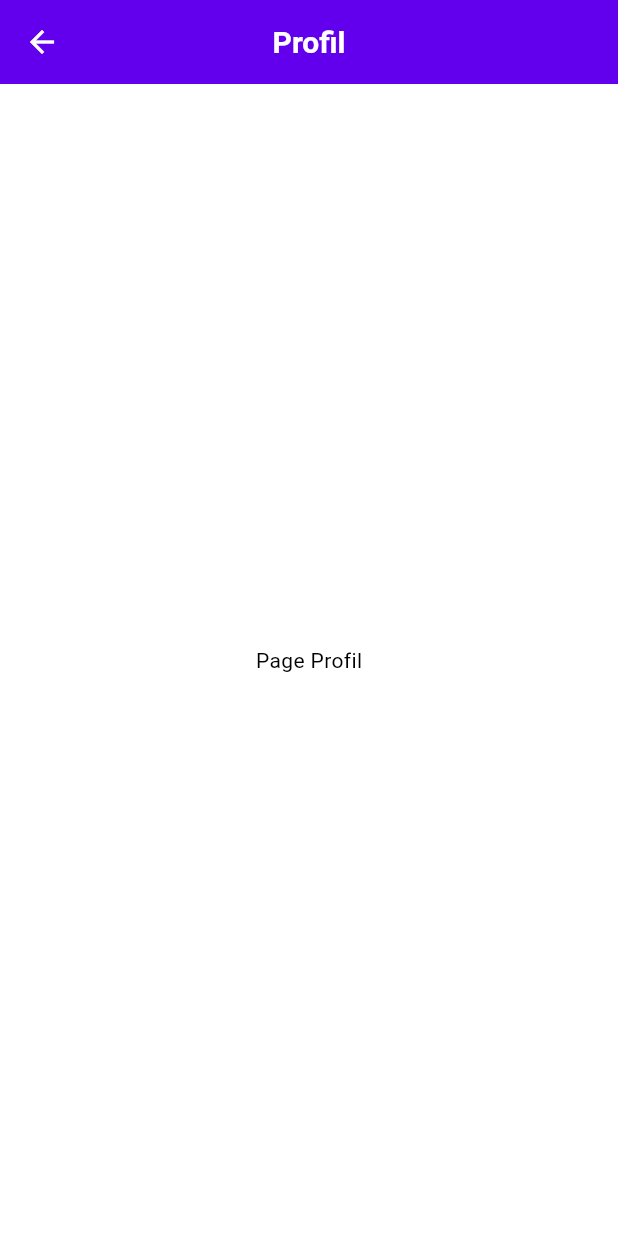
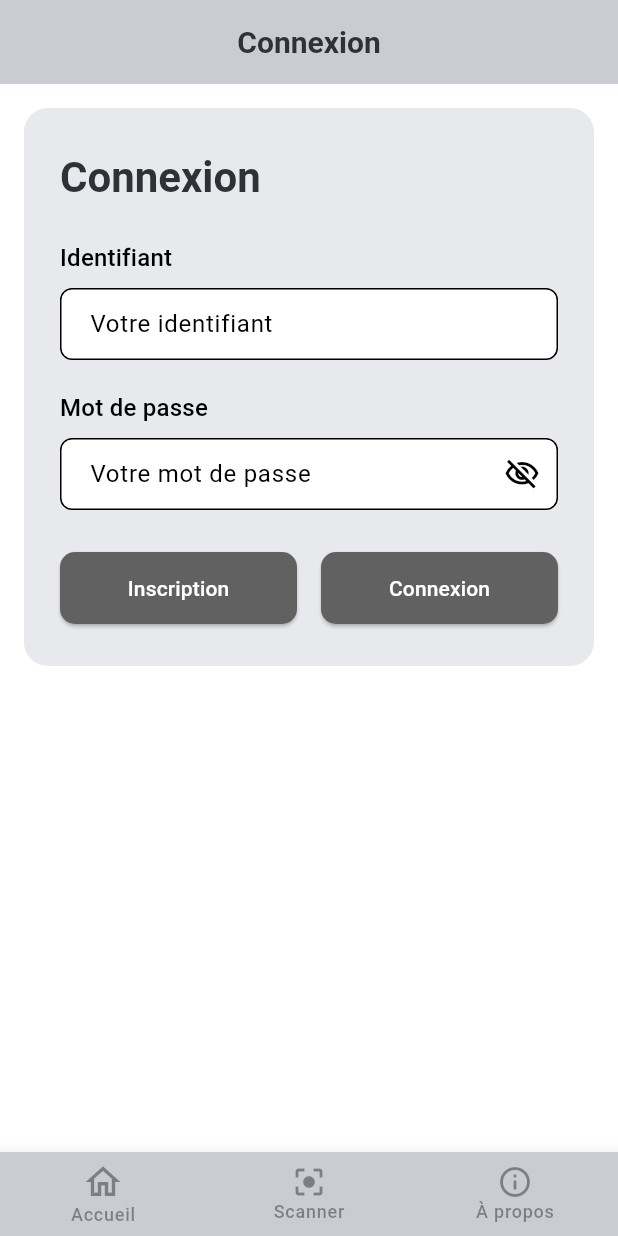
Before and after one commit to Gabin57/SAE_501, a Flutter app: the screen it shows after launch, after a tap on the "person" icon, on a phone screen of 412 x 824 dp. Run offline on Flutter 3.47's test engine with Material 3 defaults, Android fonts, the phone set to English and light mode, and no system bars; network calls fail.

Commit message:
créations pages

```diff
--- a/scan_flutter/lib/src/pages/accueil.dart
+++ b/scan_flutter/lib/src/pages/accueil.dart
@@ -1,7 +1,9 @@
 import 'package:flutter/material.dart';
-import 'package:scan_flutter/src/pages/profil.dart';
+
+import 'package:scan_flutter/src/pages/connexion.dart';
 import 'package:scan_flutter/src/style/colors.dart';
 import 'package:scan_flutter/src/widgets/search_bar.dart';
+import 'package:scan_flutter/src/widgets/app_bottom_navigation.dart';
 
 class AccueilPage extends StatefulWidget {
   const AccueilPage({super.key});
@@ -19,7 +21,6 @@ class _AccueilPageState extends State<AccueilPage> {
   // Palette et tailles centralisées
   static const _appBarBg = AppColors.appBarBg;
   static const _tileBg = AppColors.tileBg;
-  static const _bottomBarBg = AppColors.bottomBarBg;
   static const _iconMuted = AppColors.iconMuted;
   static const _labelBg = AppColors.labelBg;
   static const _placeholderBg = AppColors.placeholderBg;
@@ -76,6 +77,7 @@ class _AccueilPageState extends State<AccueilPage> {
         surfaceTintColor: Colors.transparent,
         foregroundColor: _textDark,
         iconTheme: const IconThemeData(color: _textDark),
+        automaticallyImplyLeading: false,
         titleTextStyle:
             Theme.of(context).textTheme.titleLarge?.copyWith(color: _textDark),
         title: const Text('Code des Panneaux'),
@@ -84,12 +86,7 @@ class _AccueilPageState extends State<AccueilPage> {
         actions: [
           IconButton(
               onPressed: () {
-                Navigator.push(
-                  context,
-                  MaterialPageRoute<void>(
-                    builder: (context) => const ProfilPage(),
-                  ),
-                );
+                Navigator.pushNamed(context, ConnexionPage.routeName);
               },
               iconSize: 30,
               padding: const EdgeInsets.symmetric(horizontal: 12),
@@ -123,27 +120,7 @@ class _AccueilPageState extends State<AccueilPage> {
           ),
         ],
       ),
-      bottomNavigationBar: BottomNavigationBar(
-        backgroundColor: _bottomBarBg,
-        selectedItemColor: _textDark,
-        unselectedItemColor: _textDark,
-        showSelectedLabels: true,
-        showUnselectedLabels: true,
-        selectedLabelStyle:
-            Theme.of(context).textTheme.labelMedium?.copyWith(color: _textDark),
-        unselectedLabelStyle:
-            Theme.of(context).textTheme.labelMedium?.copyWith(color: _textDark),
-        selectedIconTheme: const IconThemeData(size: 28, color: _textDark),
-        unselectedIconTheme: const IconThemeData(size: 24, color: _textDark),
-        items: const [
-          BottomNavigationBarItem(
-              icon: Icon(Icons.home_outlined), label: 'Accueil'),
-          BottomNavigationBarItem(
-              icon: Icon(Icons.center_focus_strong), label: 'Scanner'),
-          BottomNavigationBarItem(
-              icon: Icon(Icons.info_outline), label: 'À propos'),
-        ],
-      ),
+      bottomNavigationBar: const AppBottomNavigation(),
       /* floatingActionButton: FloatingActionButton(
         onPressed: _incrementCounter,
         tooltip: 'Increment',
--- a/scan_flutter/lib/src/pages/connexion.dart
+++ b/scan_flutter/lib/src/pages/connexion.dart
@@ -0,0 +1,160 @@
+import 'package:flutter/material.dart';
+import 'package:scan_flutter/src/style/colors.dart';
+import 'package:scan_flutter/src/pages/inscription.dart';
+import 'package:scan_flutter/src/widgets/app_bottom_navigation.dart';
+
+class ConnexionPage extends StatefulWidget {
+  const ConnexionPage({super.key});
+
+  static const routeName = '/connexion';
+
+  @override
+  State<ConnexionPage> createState() => _ConnexionPageState();
+}
+
+class _ConnexionPageState extends State<ConnexionPage> {
+  final TextEditingController _identifiantController = TextEditingController();
+  final TextEditingController _passwordController = TextEditingController();
+  bool _obscurePassword = true;
+
+  @override
+  void dispose() {
+    _identifiantController.dispose();
+    _passwordController.dispose();
+    super.dispose();
+  }
+
+  @override
+  Widget build(BuildContext context) {
+    const textDark = AppColors.textDark;
+
+    return Scaffold(
+      appBar: AppBar(
+        backgroundColor: AppColors.appBarBg,
+        surfaceTintColor: Colors.transparent,
+        foregroundColor: textDark,
+        iconTheme: const IconThemeData(color: textDark),
+        titleTextStyle:
+            Theme.of(context).textTheme.titleLarge?.copyWith(color: textDark),
+        title: const Text('Connexion'),
+        automaticallyImplyLeading: false,
+        elevation: 0,
+        scrolledUnderElevation: 0,
+      ),
+      body: SingleChildScrollView(
+        padding: const EdgeInsets.all(16),
+        child: Center(
+          child: ConstrainedBox(
+            constraints: const BoxConstraints(maxWidth: 520),
+            child: Container(
+              padding: const EdgeInsets.symmetric(horizontal: 24, vertical: 28),
+              decoration: BoxDecoration(
+                color: AppColors.placeholderBg,
+                borderRadius: BorderRadius.circular(16),
+              ),
+              child: Column(
+                crossAxisAlignment: CrossAxisAlignment.start,
+                children: [
+                  Text(
+                    'Connexion',
+                    style: Theme.of(context).textTheme.headlineMedium?.copyWith(
+                          color: AppColors.textDark,
+                          fontWeight: FontWeight.w600,
+                        ),
+                  ),
+                  const SizedBox(height: 24),
+                  Text(
+                    'Identifiant',
+                    style: Theme.of(context).textTheme.titleMedium,
+                  ),
+                  const SizedBox(height: 8),
+                  TextField(
+                    controller: _identifiantController,
+                    decoration: const InputDecoration(
+                      filled: true,
+                      fillColor: Colors.white,
+                      hintText: 'Votre identifiant',
+                      border: OutlineInputBorder(
+                        borderRadius: BorderRadius.all(Radius.circular(8)),
+                      ),
+                    ),
+                  ),
+                  const SizedBox(height: 20),
+                  Text(
+                    'Mot de passe',
+                    style: Theme.of(context).textTheme.titleMedium,
+                  ),
+                  const SizedBox(height: 8),
+                  TextField(
+                    controller: _passwordController,
+                    obscureText: _obscurePassword,
+                    decoration: InputDecoration(
+                      filled: true,
+                      fillColor: Colors.white,
+                      hintText: 'Votre mot de passe',
+                      border: const OutlineInputBorder(
+                        borderRadius: BorderRadius.all(Radius.circular(8)),
+                      ),
+                      suffixIcon: IconButton(
+                        onPressed: () {
+                          setState(() {
+                            _obscurePassword = !_obscurePassword;
+                          });
+                        },
+                        icon: Icon(
+                          _obscurePassword
+                              ? Icons.visibility_off_outlined
+                              : Icons.visibility_outlined,
+                        ),
+                      ),
+                    ),
+                  ),
+                  const SizedBox(height: 28),
+                  Row(
+                    children: [
+                      Expanded(
+                        child: ElevatedButton(
+                          onPressed: () {
+                            Navigator.pushNamed(
+                                context, InscriptionPage.routeName);
+                          },
+                          style: ElevatedButton.styleFrom(
+                            backgroundColor: Colors.grey.shade700,
+                            foregroundColor: Colors.white,
+                            padding: const EdgeInsets.symmetric(vertical: 14),
+                            shape: RoundedRectangleBorder(
+                              borderRadius: BorderRadius.circular(10),
+                            ),
+                          ),
+                          child: const Text('Inscription'),
+                        ),
+                      ),
+                      const SizedBox(width: 16),
+                      Expanded(
+                        child: ElevatedButton(
+                          onPressed: () {
+                            // TODO: implémenter la logique de connexion
+                          },
+                          style: ElevatedButton.styleFrom(
+                            backgroundColor: Colors.grey.shade700,
+                            foregroundColor: Colors.white,
+                            padding: const EdgeInsets.symmetric(vertical: 14),
+                            shape: RoundedRectangleBorder(
+                              borderRadius: BorderRadius.circular(10),
+                            ),
+                          ),
+                          child: const Text('Connexion'),
+                        ),
+                      ),
+                    ],
+                  ),
+                ],
+              ),
+            ),
+          ),
+        ),
+      ),
+      bottomNavigationBar: const AppBottomNavigation(),
+    );
+  }
+}
```
Also changed, not shown: scan_flutter/lib/src/pages/infos.dart (+31 -0 lines), scan_flutter/lib/src/pages/inscription.dart (+180 -0 lines), scan_flutter/lib/src/pages/scan/resultat.dart (+5 -20 lines).
